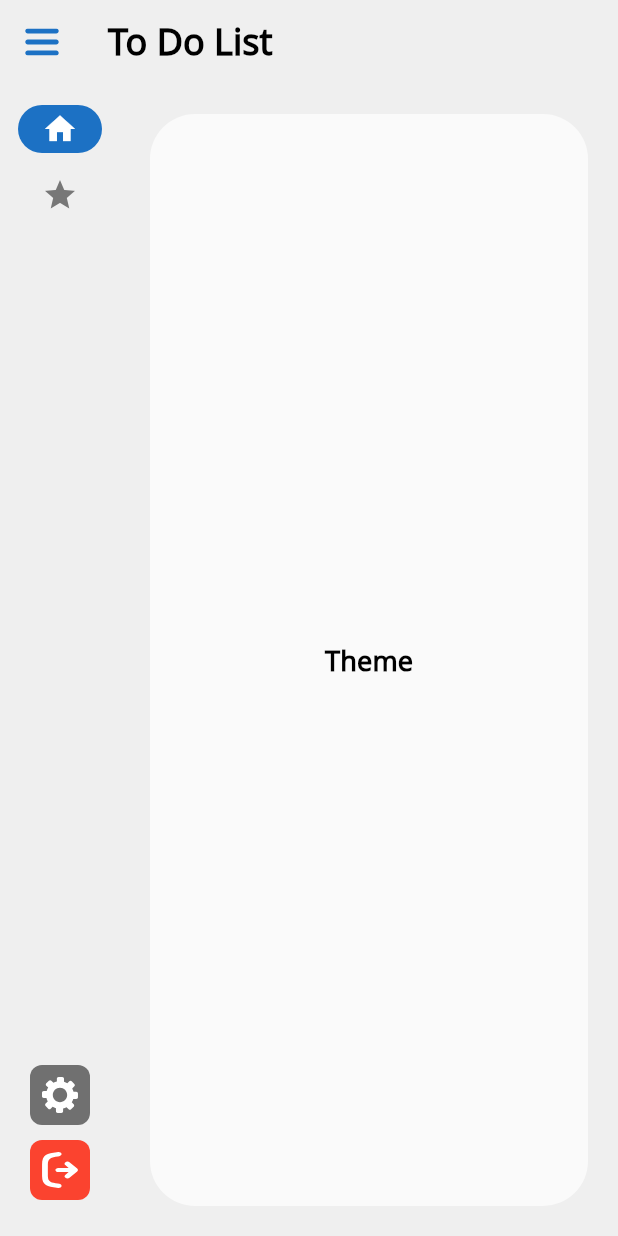
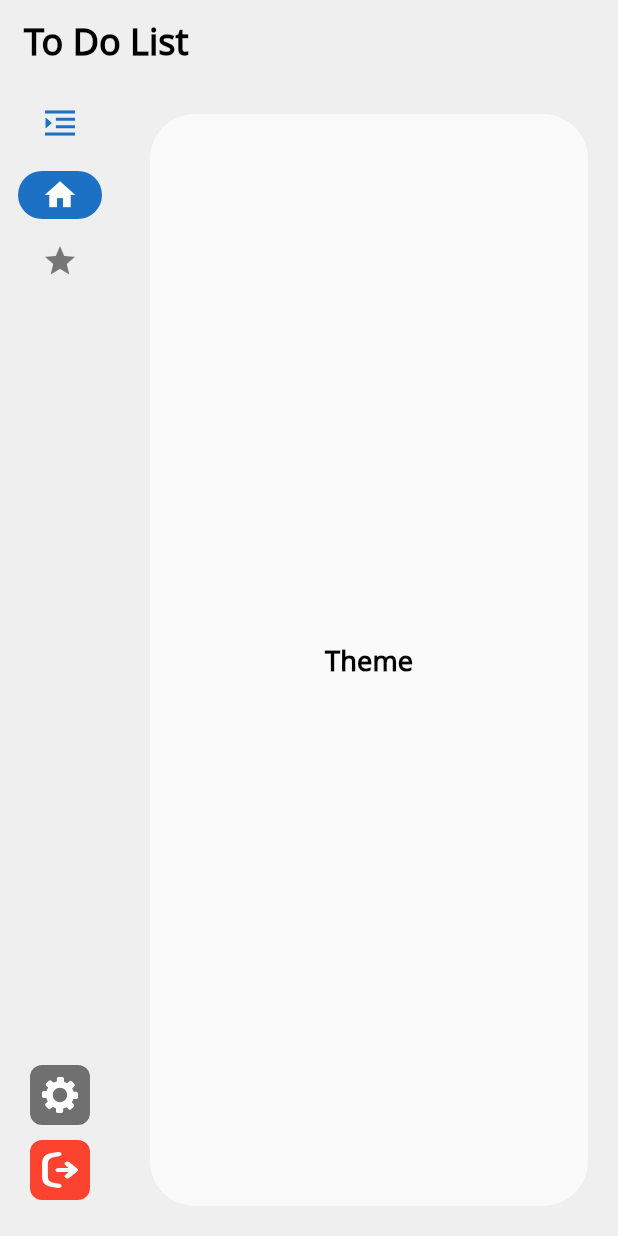
Before and after one commit to kihyun1998/todo_window_app, a Flutter app: the screen it shows after launch, on a phone screen of 412 x 824 dp. Run offline on Flutter 3.47's test engine with Material 3 defaults, Android fonts, the phone set to English and light mode, and no system bars; our stand-ins replace flutter_riverpod, flutter_svg; project files that could hold a hidden picture were left out.

Commit message:
leading 위치 변경

```diff
--- a/lib/src/view/home_view.dart
+++ b/lib/src/view/home_view.dart
@@ -1,9 +1,7 @@
 import 'package:flutter/material.dart';
 import 'package:flutter_riverpod/flutter_riverpod.dart';
-import 'package:todo_window_app/src/service/navigation_riverpod.dart';
 import 'package:todo_window_app/src/service/theme_riverpod.dart';
 import 'package:todo_window_app/src/view/widget/mainNavigationBar.dart';
-import 'package:todo_window_app/style/component/button/button.dart';
 import 'package:todo_window_app/util/lang/generated/l10n.dart';
 
 class HomePage extends StatefulWidget {
@@ -23,13 +21,6 @@ class _HomePageState extends State<HomePage> {
     return Consumer(
       builder: (BuildContext context, WidgetRef ref, Widget? child) => Scaffold(
         appBar: AppBar(
-          leading: Button(
-            width: 22,
-            icon: 'menu',
-            type: ButtonType.flat,
-            size: ButtonSize.small,
-            onPressed: ref.read(naviProvider.notifier).toggleExtended,
-          ),
           title: Text(S.current.todolist),
         ),
         // drawer: const Drawer(),
--- a/lib/src/view/widget/mainNavigationBar.dart
+++ b/lib/src/view/widget/mainNavigationBar.dart
@@ -21,6 +21,21 @@ class MainNavigationBar extends ConsumerWidget {
       labelType: NavigationRailLabelType.none,
 
       /// 상단 아이콘 배열
+      leading: ref.watch(naviProvider).isExtended
+          ? Button(
+              iconSize: 20,
+              icon: 'close-menu',
+              type: ButtonType.flat,
+              size: ButtonSize.small,
+              onPressed: ref.read(naviProvider.notifier).toggleExtended,
+            )
+          : Button(
+              iconSize: 20,
+              icon: 'open-menu',
+              type: ButtonType.flat,
+              size: ButtonSize.small,
+              onPressed: ref.read(naviProvider.notifier).toggleExtended,
+            ),
 
       /// 네비게이션 아이콘 배열
       destinations: const [
```
Also changed, not shown: assets/icons/close-menu.svg (added), assets/icons/open-menu.svg (added).
